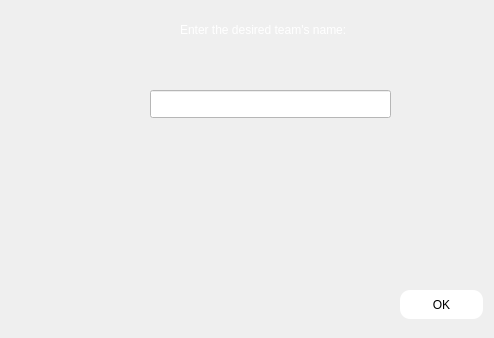
First picture: the form in enter/change_member_task_in_team.ui, repository Shayanrava/APproject, before the edit.
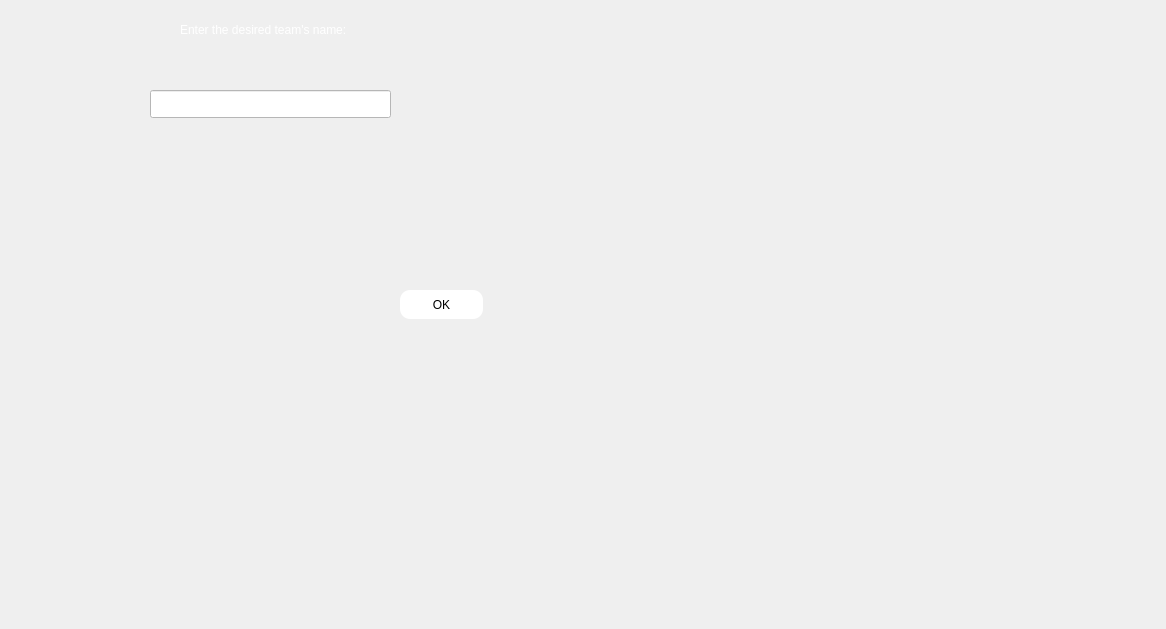
Second picture: the form after the edit.

```diff
--- a/enter/change_member_task_in_team.ui
+++ b/enter/change_member_task_in_team.ui
@@ -6,8 +6,8 @@
    <rect>
     <x>0</x>
     <y>0</y>
-    <width>494</width>
-    <height>338</height>
+    <width>1166</width>
+    <height>629</height>
    </rect>
   </property>
   <property name="windowTitle">
```
